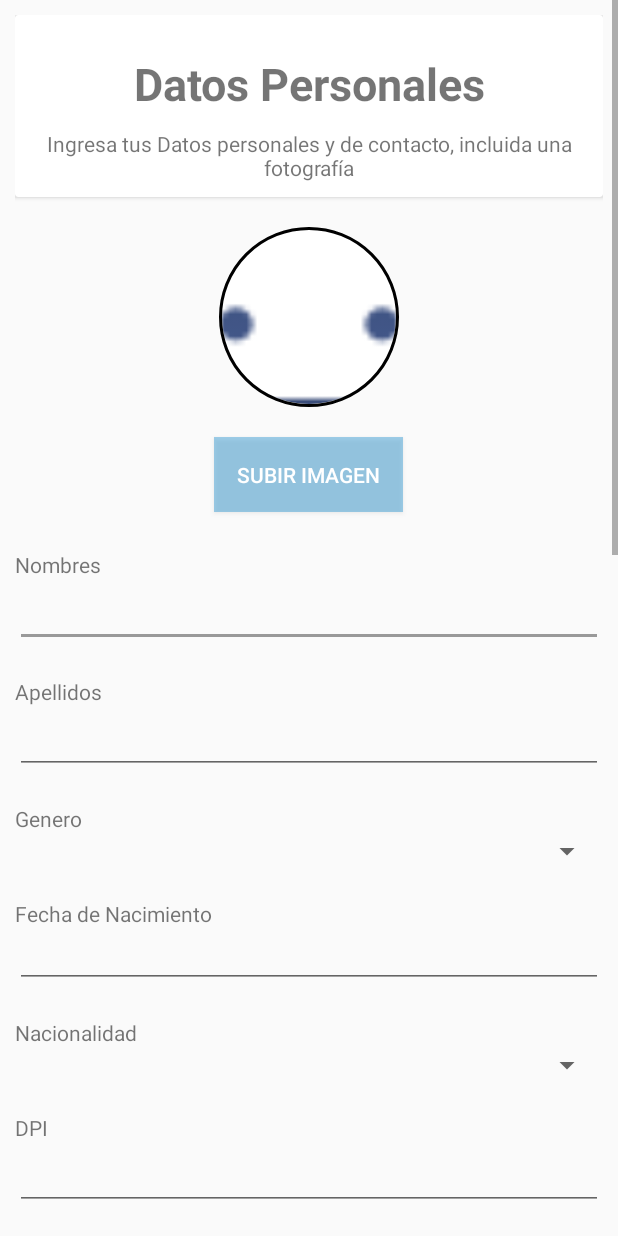
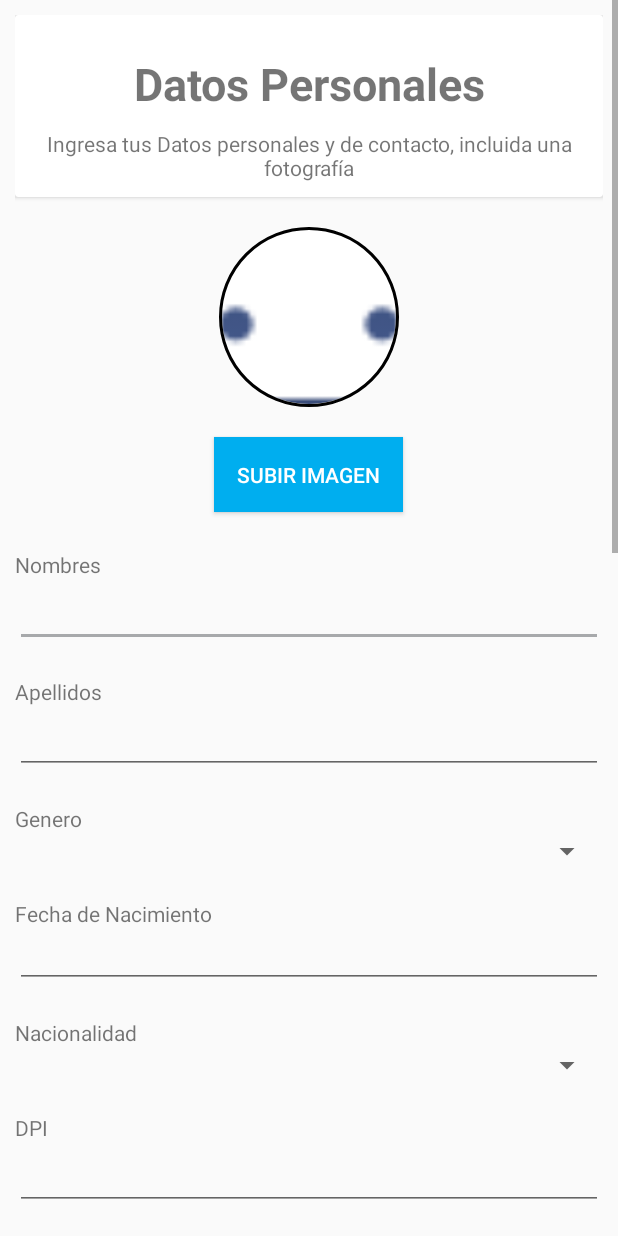
Before and after one commit to andres8m/inJob-Candidate, an Android app: the layout fragment_personal_info.xml on its own in the app's theme, with its tools: preview values and no code run, on a phone screen of 412 x 824 dp. Run offline under Robolectric (Android 15) with nearby library versions, the phone set to English and light mode, and no system bars.

Commit message:
Colors added

```diff
--- a/app/src/main/res/layout/fragment_personal_info.xml
+++ b/app/src/main/res/layout/fragment_personal_info.xml
@@ -87,7 +87,7 @@
                     android:layout_height="wrap_content"
                     android:layout_centerInParent="true"
                     android:layout_marginTop="10dp"
-                    android:background="@color/colorPrimary"
+                    android:background="@color/colorLight"
                     android:gravity="center"
                     android:padding="15dp"
                     android:text="Subir Imagen"
@@ -325,15 +325,27 @@
                 android:labelFor="@id/penales"
                 android:text="Antecedentes Penales" />
 
+            <RelativeLayout
+                android:layout_width="match_parent"
+                android:layout_height="match_parent"
+                android:layout_marginTop="15dp">
+
                 <Button
                     android:id="@+id/penales"
-                android:layout_width="match_parent"
+                    android:layout_width="wrap_content"
                     android:layout_height="wrap_content"
-                android:layout_marginTop="15dp"
-                android:background="@color/colorPrimary"
-                android:text="Subir Antecedentes Penales"
+                    android:layout_centerInParent="true"
+                    android:layout_marginTop="10dp"
+                    android:background="@color/colorLight"
+                    android:gravity="center"
+                    android:padding="15dp"
+                    android:text="Subir Imagen"
                     android:textColor="@android:color/white"
                     android:textColorLink="@android:color/white" />
+
+            </RelativeLayout>
+
+
 
             <TextView
                 android:id="@+id/textView19"
@@ -343,15 +355,28 @@
                 android:labelFor="@id/penales"
                 android:text="Antecedentes Policacos" />
 
+            <RelativeLayout
+            android:layout_width="match_parent"
+            android:layout_height="match_parent"
+            android:layout_marginTop="15dp">
+
             <Button
                 android:id="@+id/policiacos"
-                android:layout_width="match_parent"
+                android:layout_width="wrap_content"
                 android:layout_height="wrap_content"
-                android:layout_marginTop="15dp"
-                android:background="@color/colorPrimary"
-                android:text="Subir Antecedentes Policacos"
+                android:layout_centerInParent="true"
+                android:layout_marginTop="10dp"
+                android:background="@color/colorLight"
+                android:gravity="center"
+                android:padding="15dp"
+                android:text="Subir Imagen"
                 android:textColor="@android:color/white"
                 android:textColorLink="@android:color/white" />
+
+        </RelativeLayout>
+
+
+
 
             <TextView
                 android:id="@+id/textView20"
@@ -361,16 +386,28 @@
                 android:labelFor="@id/documento"
                 android:text="Documento de Identificación" />
 
+            <RelativeLayout
+                android:layout_width="match_parent"
+                android:layout_height="match_parent"
+                android:layout_marginBottom="35dp"
+                android:layout_marginTop="15dp">
+
                 <Button
                     android:id="@+id/documento"
-                android:layout_width="match_parent"
+                    android:layout_width="wrap_content"
                     android:layout_height="wrap_content"
-                android:layout_marginBottom="65dp"
-                android:layout_marginTop="15dp"
-                android:background="@color/colorPrimary"
-                android:text="Subir Documento de Identificación"
+                    android:layout_centerInParent="true"
+                    android:layout_marginTop="10dp"
+                    android:background="@color/colorLight"
+                    android:gravity="center"
+                    android:padding="15dp"
+                    android:text="Subir Imagen"
                     android:textColor="@android:color/white"
                     android:textColorLink="@android:color/white" />
+
+            </RelativeLayout>
+
+
 
         </LinearLayout>
 
--- a/app/src/main/res/layout/fragment_steps.xml
+++ b/app/src/main/res/layout/fragment_steps.xml
@@ -79,7 +79,7 @@
         android:layout_height="wrap_content"
         android:layout_gravity="bottom|end"
         android:layout_margin="@dimen/fab_margin"
-        app:backgroundTint="@color/colorPrimary"
+        app:backgroundTint="@color/colorPrimaryDark"
         app:srcCompat="@android:drawable/ic_menu_save" />
 
 
--- a/app/src/main/res/values/colors.xml
+++ b/app/src/main/res/values/colors.xml
@@ -1,6 +1,9 @@
 <?xml version="1.0" encoding="utf-8"?>
 <resources>
-    <color name="colorPrimary">#0f89ce</color>
-    <color name="colorPrimaryDark">#0E88CE</color>
-    <color name="colorAccent">#999999</color>
+    <color name="colorPrimary">#067bc2</color>
+    <color name="colorPrimaryDark">#0256a5</color>
+    <color name="colorAccent">#a7a9ab</color>
+    <color name="colorAccentLight">#cccccb</color>
+    <color name="colorSecondary">#ed2165</color>
+    <color name="colorLight">#00aeef</color>
 </resources>
```
Lines whose indentation alone changed are shown as unchanged.
